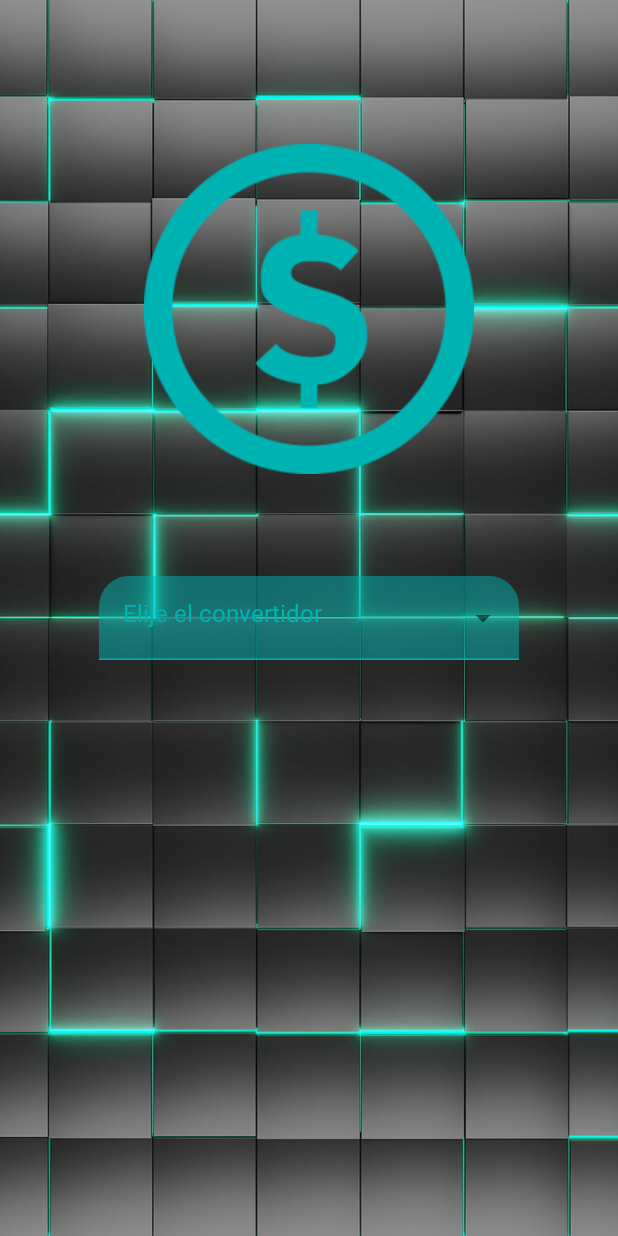
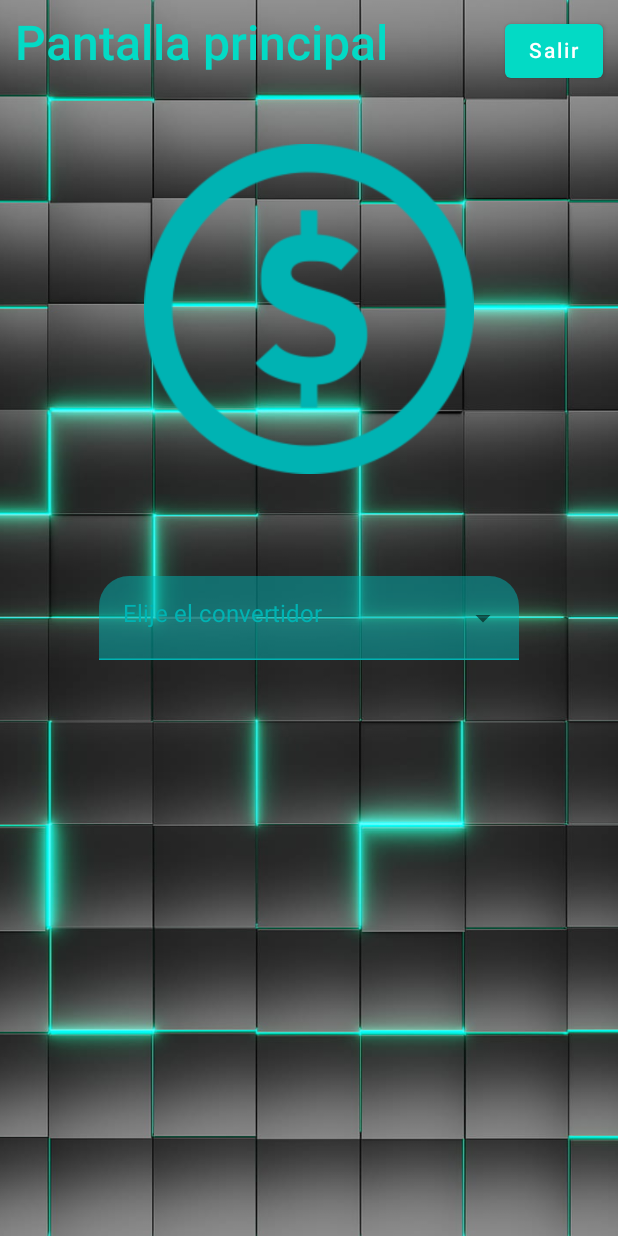
Before and after one commit to IsmaelMatiz/convertidor_moneda_app, an Android app built with Jetpack Compose: the screen it shows after launch (MainActivity), on a phone screen of 412 x 824 dp. Run offline under Robolectric (Android 15) with nearby library versions, the phone set to English and light mode, and no system bars; our stand-ins replace accompanist; libraries missing offline, so code that uses them is left out: androidx.core.

Commit message:
solucionado problemas de asincronismo e implementado todo el convertidor de moneda

```diff
--- a/app/src/main/java/com/example/convertidores/MainActivity.kt
+++ b/app/src/main/java/com/example/convertidores/MainActivity.kt
@@ -1,7 +1,8 @@
 package com.example.convertidores
 
-import android.content.Intent
+import android.app.Activity
 import android.os.Bundle
+import android.widget.Toast
 import androidx.activity.ComponentActivity
 import androidx.activity.compose.setContent
 import androidx.compose.foundation.layout.*
@@ -12,55 +13,76 @@ import androidx.compose.ui.Modifier
 import androidx.compose.ui.graphics.Color
 import androidx.compose.ui.platform.LocalContext
 import androidx.compose.ui.res.painterResource
+import androidx.compose.ui.text.font.FontWeight
 import androidx.compose.ui.tooling.preview.Preview
 import androidx.compose.ui.unit.dp
-import androidx.lifecycle.ViewModel
-import androidx.lifecycle.viewModelScope
-import com.example.convertidores.AppActivities.BinaryConverter.ChoosenBiActivity
-import com.example.convertidores.AppActivities.CurrencyConverter.ChoosenRateConverter
+import androidx.compose.ui.unit.sp
+import androidx.navigation.compose.NavHost
+import androidx.navigation.compose.composable
+import androidx.navigation.compose.rememberNavController
+import com.example.convertidores.AppActivities.CurrencyConverter.ChooseRate
+import com.example.convertidores.AppActivities.CurrencyConverter.EnterValueActivityView
 import com.example.convertidores.AppActivities.Dropdowns
+import com.example.convertidores.AppActivities.DropdownsS
 import com.example.convertidores.AppActivities.standardScreen
 import com.example.convertidores.logic.currency.CurAPICall
 import com.example.convertidores.ui.theme.ConvertidoresTheme
+import com.example.convertidores.ui.theme.Teal200
+import kotlinx.coroutines.GlobalScope
 import kotlinx.coroutines.launch
 
 class MainActivity : ComponentActivity() {
-    private val viewModel = CurrencyViewModel()
     override fun onCreate(savedInstanceState: Bundle?) {
+
+        GlobalScope.launch { CurAPICall.getInstance().setRates() }
+
         super.onCreate(savedInstanceState)
         setContent {
+            val navController = rememberNavController()
+
             ConvertidoresTheme {
                 // A surface container using the 'background' color from the theme
                 Surface(
                     modifier = Modifier.fillMaxSize(),
                     color = MaterialTheme.colors.background
                 ) {
-                    EntryActivity()
+
+                    NavHost(navController = navController, startDestination = "EntryScreen") {
+                        composable("EntryScreen") {
+                            EntryActivity({navController.navigate("chooseRateConverter") }
+                                , { }) }
+                        composable("chooseRateConverter") { ChooseRate(
+                            navigateToEnterVal = {navController.navigate("EnterValueConverter/${it}")}
+                        ) }
+                        composable("EnterValueConverter/{wayToConvert}/{converter}") {
+                            backStackEntry ->
+                            val wayToConvert = backStackEntry.arguments?.getString("wayToConvert") ?: ""
+                            val converterChoosen = backStackEntry.arguments?.getString("converter") ?: ""
+                            EnterValueActivityView(wayToConvert,converterChoosen)
+                        }
+                        // Add more destinations similarly.
+                    }
+
                 }
             }
         }
     }
 
-    class CurrencyViewModel : ViewModel() {
-        init {
-            viewModelScope.launch {
-                // Perform the network operation
-                CurAPICall.getInstance().setRates()
-            }
-        }
-    }
 }
 
-@Preview(showBackground = true, showSystemUi = true)
+@Preview(showSystemUi = true)
 @Composable
-fun DefaultPreview() {
-    ConvertidoresTheme {
-        EntryActivity()
-    }
+fun prevMainScreen(){
+    EntryActivity(navigateToCurrencyConverter = { /*TODO*/ }
+        , navigateToBinaryConverter = {})
 }
 
+
 @Composable
-fun EntryActivity(){
+fun EntryActivity(
+    navigateToCurrencyConverter: () -> Unit,
+    navigateToBinaryConverter: () -> Unit
+){
     val context = LocalContext.current
     val converterOptions = listOf("Convertidor de binarios", "Convertidor de moneda")
     standardScreen(backgroundPic = painterResource(id = R.drawable.backgroundapp),
@@ -73,16 +95,42 @@ fun EntryActivity(){
         horizontalAlignment = Alignment.CenterHorizontally,
         modifier = Modifier.fillMaxSize()
     ) {
-        Dropdowns(
+        DropdownsS(
             title = "Elije el convertidor",
             options = converterOptions,
-            colorDropDown = Color(0xFF00b3b3),
-            {
-                if(it.equals(converterOptions[0])){
-                    context.startActivity(Intent(context, ChoosenBiActivity::class.java))
-                }else{
-                    context.startActivity(Intent(context, ChoosenRateConverter::class.java))
-                }
-            })
+            colorDropDown = Color(0xFF00b3b3)
+        ) {
+            if (it.equals(converterOptions[0])) {
+                Toast.makeText(context, "not implemented yet", Toast.LENGTH_SHORT).show()
+                //navigateToBinaryConverter()
+            } else {
+                navigateToCurrencyConverter()
+            }
+        }
     }
+    //Spacer(modifier = Modifier.height(50.dp) )
+
+    Row(
+        Modifier.fillMaxWidth()
+            .padding(10.dp),
+        horizontalArrangement = Arrangement.SpaceBetween
+    ) {
+        Text(text = "Pantalla principal"
+            , fontSize = 32.sp
+            , fontWeight = FontWeight.SemiBold
+            , color = Teal200
+        )
+        Button(onClick = {
+            val closeApp = (context as Activity)
+            closeApp.finish()
+        }
+        , colors = ButtonDefaults.
+            buttonColors(backgroundColor = Teal200
+                        , contentColor = Color.White)
+        ) {
+            Text(text = "Salir")
+        }
+    }
+
+
 }
--- a/build.gradle
+++ b/build.gradle
@@ -1,6 +1,6 @@
 buildscript {
     ext {
-        compose_ui_version = '1.2.0'
+        compose_ui_version = '1.6.0'
     }
 }// Top-level build file where you can add configuration options common to all sub-projects/modules.
 plugins {
```
Also changed, not shown: app/build.gradle (+14 -1 lines), app/src/main/AndroidManifest.xml (+5 -9 lines), app/src/main/java/com/example/convertidores/AppActivities/BinaryConverter/ChoosenBiActivity.kt (+0 -11 lines), app/src/main/java/com/example/convertidores/AppActivities/CurrencyConverter/ChoosenRateConverter.kt (+36 -41 lines), app/src/main/java/com/example/convertidores/AppActivities/CurrencyConverter/EnterValueActivity.kt (+10 -19 lines), app/src/main/java/com/example/convertidores/AppActivities/MainComponents.kt (+112 -9 lines), app/src/main/java/com/example/convertidores/logic/currency/Calculation.java (+12 -7 lines).
